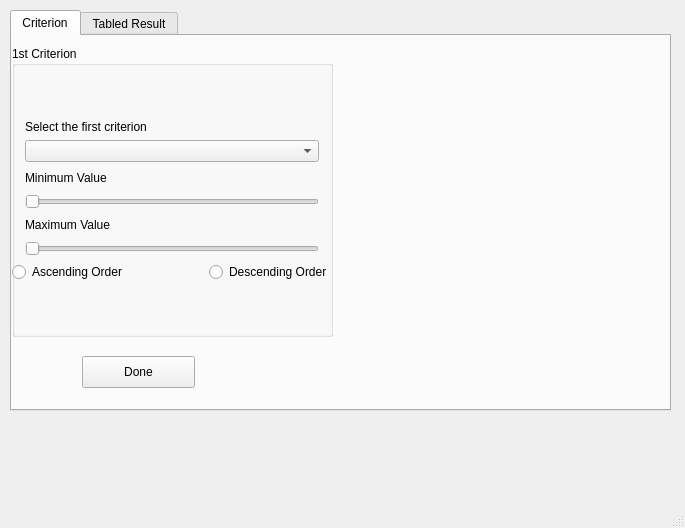
Before: the Qt Designer form InterfaceUI.ui in SeungsuKim/Interlayer-Noise-DSS, drawn with Qt 5.
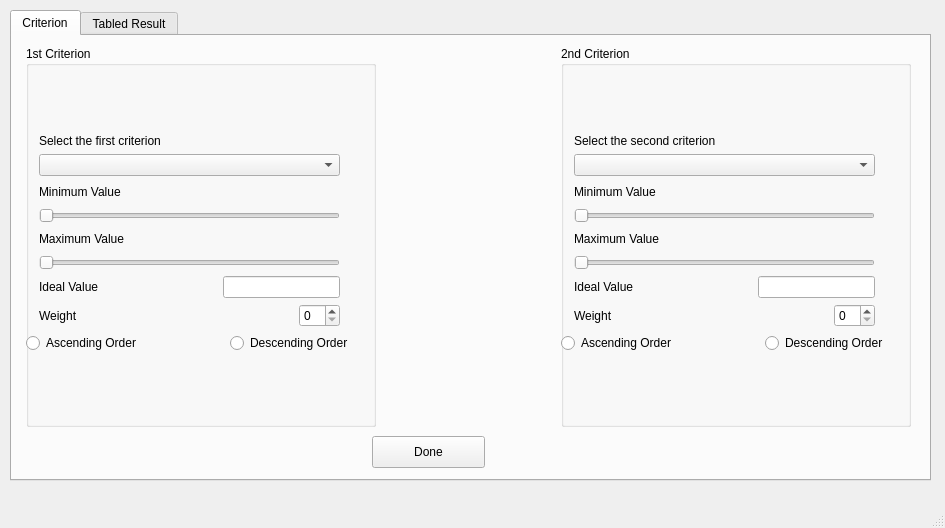
After: the same form once the commit is applied.

Commit message: Do range and ideal setting

Patch:
```diff
--- a/InterfaceUI.ui
+++ b/InterfaceUI.ui
@@ -6,7 +6,7 @@
    <rect>
     <x>0</x>
     <y>0</y>
-    <width>685</width>
+    <width>945</width>
     <height>528</height>
    </rect>
   </property>
@@ -14,15 +14,34 @@
    <string>MainWindow</string>
   </property>
   <widget class="QWidget" name="centralwidget">
+   <widget class="QWidget" name="">
+    <property name="geometry">
+     <rect>
+      <x>0</x>
+      <y>10</y>
+      <width>941</width>
+      <height>471</height>
+     </rect>
+    </property>
+    <layout class="QHBoxLayout" name="horizontalLayout_12">
+     <item>
+      <spacer name="horizontalSpacer_34">
+       <property name="orientation">
+        <enum>Qt::Horizontal</enum>
+       </property>
+       <property name="sizeType">
+        <enum>QSizePolicy::Minimum</enum>
+       </property>
+       <property name="sizeHint" stdset="0">
+        <size>
+         <width>10</width>
+         <height>20</height>
+        </size>
+       </property>
+      </spacer>
+     </item>
+     <item>
    <widget class="QTabWidget" name="tabWidget">
-    <property name="geometry">
-     <rect>
-      <x>10</x>
-      <y>10</y>
-      <width>661</width>
-      <height>401</height>
-     </rect>
-    </property>
     <property name="currentIndex">
      <number>0</number>
     </property>
@@ -30,14 +49,52 @@
      <attribute name="title">
       <string>Criterion</string>
      </attribute>
+        <widget class="QPushButton" name="pushButtonDone">
+         <property name="geometry">
+          <rect>
+           <x>360</x>
+           <y>400</y>
+           <width>113</width>
+           <height>32</height>
+          </rect>
+         </property>
+         <property name="text">
+          <string>Done</string>
+         </property>
+        </widget>
+        <widget class="QWidget" name="">
+         <property name="geometry">
+          <rect>
+           <x>1</x>
+           <y>10</y>
+           <width>911</width>
+           <height>381</height>
+          </rect>
+         </property>
+         <layout class="QHBoxLayout" name="horizontalLayout_11">
+          <item>
+           <spacer name="horizontalSpacer_33">
+            <property name="orientation">
+             <enum>Qt::Horizontal</enum>
+            </property>
+            <property name="sizeType">
+             <enum>QSizePolicy::Minimum</enum>
+            </property>
+            <property name="sizeHint" stdset="0">
+             <size>
+              <width>13</width>
+              <height>20</height>
+             </size>
+            </property>
+           </spacer>
+          </item>
+          <item>
      <widget class="QGroupBox" name="groupBoxFirstCriterion">
-      <property name="geometry">
-       <rect>
-        <x>0</x>
-        <y>10</y>
-        <width>321</width>
-        <height>291</height>
-       </rect>
+            <property name="minimumSize">
+             <size>
+              <width>350</width>
+              <height>0</height>
+             </size>
       </property>
       <property name="title">
        <string>1st Criterion</string>
@@ -46,9 +103,9 @@
        <property name="geometry">
         <rect>
          <x>0</x>
-         <y>24</y>
-         <width>320</width>
-         <height>261</height>
+               <y>25</y>
+               <width>327</width>
+               <height>344</height>
         </rect>
        </property>
        <layout class="QVBoxLayout" name="verticalLayout_4">
@@ -307,6 +364,124 @@
           </item>
          </layout>
         </item>
+              <item>
+               <layout class="QHBoxLayout" name="horizontalLayout_3">
+                <item>
+                 <spacer name="horizontalSpacer_10">
+                  <property name="orientation">
+                   <enum>Qt::Horizontal</enum>
+                  </property>
+                  <property name="sizeType">
+                   <enum>QSizePolicy::Maximum</enum>
+                  </property>
+                  <property name="sizeHint" stdset="0">
+                   <size>
+                    <width>13</width>
+                    <height>20</height>
+                   </size>
+                  </property>
+                 </spacer>
+                </item>
+                <item>
+                 <widget class="QLabel" name="labelFirstCirterionIdealValue">
+                  <property name="text">
+                   <string>Ideal Value</string>
+                  </property>
+                 </widget>
+                </item>
+                <item>
+                 <spacer name="horizontalSpacer_12">
+                  <property name="orientation">
+                   <enum>Qt::Horizontal</enum>
+                  </property>
+                  <property name="sizeHint" stdset="0">
+                   <size>
+                    <width>40</width>
+                    <height>20</height>
+                   </size>
+                  </property>
+                 </spacer>
+                </item>
+                <item>
+                 <widget class="QLineEdit" name="lineFirstCriterionIdealValue"/>
+                </item>
+                <item>
+                 <spacer name="horizontalSpacer_11">
+                  <property name="orientation">
+                   <enum>Qt::Horizontal</enum>
+                  </property>
+                  <property name="sizeType">
+                   <enum>QSizePolicy::Minimum</enum>
+                  </property>
+                  <property name="sizeHint" stdset="0">
+                   <size>
+                    <width>13</width>
+                    <height>20</height>
+                   </size>
+                  </property>
+                 </spacer>
+                </item>
+               </layout>
+              </item>
+              <item>
+               <layout class="QHBoxLayout" name="horizontalLayout_5">
+                <item>
+                 <spacer name="horizontalSpacer_13">
+                  <property name="orientation">
+                   <enum>Qt::Horizontal</enum>
+                  </property>
+                  <property name="sizeType">
+                   <enum>QSizePolicy::Minimum</enum>
+                  </property>
+                  <property name="sizeHint" stdset="0">
+                   <size>
+                    <width>13</width>
+                    <height>20</height>
+                   </size>
+                  </property>
+                 </spacer>
+                </item>
+                <item>
+                 <widget class="QLabel" name="labelFirstCriterionWeight">
+                  <property name="text">
+                   <string>Weight</string>
+                  </property>
+                 </widget>
+                </item>
+                <item>
+                 <spacer name="horizontalSpacer_14">
+                  <property name="orientation">
+                   <enum>Qt::Horizontal</enum>
+                  </property>
+                  <property name="sizeHint" stdset="0">
+                   <size>
+                    <width>40</width>
+                    <height>20</height>
+                   </size>
+                  </property>
+                 </spacer>
+                </item>
+                <item>
+                 <widget class="QSpinBox" name="spinBoxFirstCriterionWeight"/>
+                </item>
+                <item>
+                 <spacer name="horizontalSpacer_15">
+                  <property name="orientation">
+                   <enum>Qt::Horizontal</enum>
+                  </property>
+                  <property name="sizeType">
+                   <enum>QSizePolicy::Minimum</enum>
+                  </property>
+                  <property name="sizeHint" stdset="0">
+                   <size>
+                    <width>13</width>
+                    <height>20</height>
+                   </size>
+                  </property>
+                 </spacer>
+                </item>
+               </layout>
+              </item>
         <item>
          <layout class="QHBoxLayout" name="horizontalLayout">
           <item>
@@ -354,18 +529,482 @@
        </layout>
       </widget>
      </widget>
-     <widget class="QPushButton" name="pushButtonDone">
+          </item>
+          <item>
+           <spacer name="horizontalSpacer_32">
+            <property name="orientation">
+             <enum>Qt::Horizontal</enum>
+            </property>
+            <property name="sizeType">
+             <enum>QSizePolicy::MinimumExpanding</enum>
+            </property>
+            <property name="sizeHint" stdset="0">
+             <size>
+              <width>40</width>
+              <height>20</height>
+             </size>
+            </property>
+           </spacer>
+          </item>
+          <item>
+           <widget class="QGroupBox" name="groupBoxSecondCriterion">
+            <property name="minimumSize">
+             <size>
+              <width>350</width>
+              <height>0</height>
+             </size>
+            </property>
+            <property name="title">
+             <string>2nd Criterion</string>
+            </property>
+            <widget class="QWidget" name="layoutWidget">
       <property name="geometry">
        <rect>
-        <x>70</x>
-        <y>320</y>
-        <width>113</width>
-        <height>32</height>
-       </rect>
-      </property>
+               <x>0</x>
+               <y>25</y>
+               <width>327</width>
+               <height>344</height>
+              </rect>
+             </property>
+             <layout class="QVBoxLayout" name="verticalLayout_5">
+              <item>
+               <spacer name="verticalSpacer_3">
+                <property name="orientation">
+                 <enum>Qt::Vertical</enum>
+                </property>
+                <property name="sizeHint" stdset="0">
+                 <size>
+                  <width>283</width>
+                  <height>13</height>
+                 </size>
+                </property>
+               </spacer>
+              </item>
+              <item>
+               <layout class="QHBoxLayout" name="horizontalLayoutSecondCriterion">
+                <property name="leftMargin">
+                 <number>0</number>
+                </property>
+                <item>
+                 <spacer name="horizontalSpacer_16">
+                  <property name="orientation">
+                   <enum>Qt::Horizontal</enum>
+                  </property>
+                  <property name="sizeType">
+                   <enum>QSizePolicy::Fixed</enum>
+                  </property>
+                  <property name="sizeHint" stdset="0">
+                   <size>
+                    <width>13</width>
+                    <height>20</height>
+                   </size>
+                  </property>
+                 </spacer>
+                </item>
+                <item>
+                 <layout class="QVBoxLayout" name="verticalLayout_6">
+                  <item>
+                   <widget class="QLabel" name="labelSecondCrietrion">
       <property name="text">
-       <string>Done</string>
-      </property>
+                     <string>Select the second criterion</string>
+                    </property>
+                   </widget>
+                  </item>
+                  <item>
+                   <widget class="QComboBox" name="comboBoxSecondCriterion"/>
+                  </item>
+                 </layout>
+                </item>
+                <item>
+                 <spacer name="horizontalSpacer_17">
+                  <property name="orientation">
+                   <enum>Qt::Horizontal</enum>
+                  </property>
+                  <property name="sizeType">
+                   <enum>QSizePolicy::Fixed</enum>
+                  </property>
+                  <property name="sizeHint" stdset="0">
+                   <size>
+                    <width>13</width>
+                    <height>20</height>
+                   </size>
+                  </property>
+                 </spacer>
+                </item>
+               </layout>
+              </item>
+              <item>
+               <layout class="QHBoxLayout" name="horizontalLayoutMinimumSecondCriterion">
+                <item>
+                 <spacer name="horizontalSpacer_18">
+                  <property name="orientation">
+                   <enum>Qt::Horizontal</enum>
+                  </property>
+                  <property name="sizeType">
+                   <enum>QSizePolicy::Minimum</enum>
+                  </property>
+                  <property name="sizeHint" stdset="0">
+                   <size>
+                    <width>13</width>
+                    <height>20</height>
+                   </size>
+                  </property>
+                 </spacer>
+                </item>
+                <item>
+                 <layout class="QVBoxLayout" name="verticalLayout_7">
+                  <item>
+                   <layout class="QHBoxLayout" name="horizontalLayout_6">
+                    <item>
+                     <widget class="QLabel" name="labelMinimumSecondCriterion">
+                      <property name="minimumSize">
+                       <size>
+                        <width>100</width>
+                        <height>20</height>
+                       </size>
+                      </property>
+                      <property name="text">
+                       <string>Minimum Value</string>
+                      </property>
+                     </widget>
+                    </item>
+                    <item>
+                     <spacer name="horizontalSpacer_19">
+                      <property name="orientation">
+                       <enum>Qt::Horizontal</enum>
+                      </property>
+                      <property name="sizeHint" stdset="0">
+                       <size>
+                        <width>40</width>
+                        <height>20</height>
+                       </size>
+                      </property>
+                     </spacer>
+                    </item>
+                    <item>
+                     <widget class="QLabel" name="labelMinimumValueSecondCriterion">
+                      <property name="minimumSize">
+                       <size>
+                        <width>60</width>
+                        <height>20</height>
+                       </size>
+                      </property>
+                      <property name="text">
+                       <string/>
+                      </property>
+                      <property name="alignment">
+                       <set>Qt::AlignRight|Qt::AlignTrailing|Qt::AlignVCenter</set>
+                      </property>
+                     </widget>
+                    </item>
+                   </layout>
+                  </item>
+                  <item>
+                   <widget class="QSlider" name="sliderMinimumSecondCriterion">
+                    <property name="enabled">
+                     <bool>true</bool>
+                    </property>
+                    <property name="orientation">
+                     <enum>Qt::Horizontal</enum>
+                    </property>
+                   </widget>
+                  </item>
+                 </layout>
+                </item>
+                <item>
+                 <spacer name="horizontalSpacer_20">
+                  <property name="orientation">
+                   <enum>Qt::Horizontal</enum>
+                  </property>
+                  <property name="sizeType">
+                   <enum>QSizePolicy::Minimum</enum>
+                  </property>
+                  <property name="sizeHint" stdset="0">
+                   <size>
+                    <width>13</width>
+                    <height>20</height>
+                   </size>
+                  </property>
+                 </spacer>
+                </item>
+               </layout>
+              </item>
+              <item>
+               <layout class="QHBoxLayout" name="horizontalLayoutMaximumSecondCriterion">
+                <item>
+                 <spacer name="horizontalSpacer_21">
+                  <property name="orientation">
+                   <enum>Qt::Horizontal</enum>
+                  </property>
+                  <property name="sizeType">
+                   <enum>QSizePolicy::Minimum</enum>
+                  </property>
+                  <property name="sizeHint" stdset="0">
+                   <size>
+                    <width>13</width>
+                    <height>20</height>
+                   </size>
+                  </property>
+                 </spacer>
+                </item>
+                <item>
+                 <layout class="QVBoxLayout" name="verticalLayout_8">
+                  <item>
+                   <layout class="QHBoxLayout" name="horizontalLayout_7">
+                    <item>
+                     <widget class="QLabel" name="labelMaximumSecondCriterion">
+                      <property name="minimumSize">
+                       <size>
+                        <width>100</width>
+                        <height>20</height>
+                       </size>
+                      </property>
+                      <property name="text">
+                       <string>Maximum Value</string>
+                      </property>
+                     </widget>
+                    </item>
+                    <item>
+                     <spacer name="horizontalSpacer_22">
+                      <property name="orientation">
+                       <enum>Qt::Horizontal</enum>
+                      </property>
+                      <property name="sizeHint" stdset="0">
+                       <size>
+                        <width>40</width>
+                        <height>20</height>
+                       </size>
+                      </property>
+                     </spacer>
+                    </item>
+                    <item>
+                     <widget class="QLabel" name="labelMaximumValueSecondCriterion">
+                      <property name="minimumSize">
+                       <size>
+                        <width>60</width>
+                        <height>20</height>
+                       </size>
+                      </property>
+                      <property name="text">
+                       <string/>
+                      </property>
+                      <property name="alignment">
+                       <set>Qt::AlignRight|Qt::AlignTrailing|Qt::AlignVCenter</set>
+                      </property>
+                     </widget>
+                    </item>
+                   </layout>
+                  </item>
+                  <item>
+                   <widget class="QSlider" name="sliderMaximumSecondCriterion">
+                    <property name="orientation">
+                     <enum>Qt::Horizontal</enum>
+                    </property>
+                   </widget>
+                  </item>
+                 </layout>
+                </item>
+                <item>
+                 <spacer name="horizontalSpacer_23">
+                  <property name="orientation">
+                   <enum>Qt::Horizontal</enum>
+                  </property>
+                  <property name="sizeType">
+                   <enum>QSizePolicy::Minimum</enum>
+                  </property>
+                  <property name="sizeHint" stdset="0">
+                   <size>
+                    <width>13</width>
+                    <height>20</height>
+                   </size>
+                  </property>
+                 </spacer>
+                </item>
+               </layout>
+              </item>
+              <item>
+               <layout class="QHBoxLayout" name="horizontalLayout_8">
+                <item>
+                 <spacer name="horizontalSpacer_24">
+                  <property name="orientation">
+                   <enum>Qt::Horizontal</enum>
+                  </property>
+                  <property name="sizeType">
+                   <enum>QSizePolicy::Maximum</enum>
+                  </property>
+                  <property name="sizeHint" stdset="0">
+                   <size>
+                    <width>13</width>
+                    <height>20</height>
+                   </size>
+                  </property>
+                 </spacer>
+                </item>
+                <item>
+                 <widget class="QLabel" name="labelSecondCirterionIdealValue">
+                  <property name="text">
+                   <string>Ideal Value</string>
+                  </property>
+                 </widget>
+                </item>
+                <item>
+                 <spacer name="horizontalSpacer_25">
+                  <property name="orientation">
+                   <enum>Qt::Horizontal</enum>
+                  </property>
+                  <property name="sizeHint" stdset="0">
+                   <size>
+                    <width>40</width>
+                    <height>20</height>
+                   </size>
+                  </property>
+                 </spacer>
+                </item>
+                <item>
+                 <widget class="QLineEdit" name="lineSecondCriterionIdealValue"/>
+                </item>
+                <item>
+                 <spacer name="horizontalSpacer_26">
+                  <property name="orientation">
+                   <enum>Qt::Horizontal</enum>
+                  </property>
+                  <property name="sizeType">
+                   <enum>QSizePolicy::Minimum</enum>
+                  </property>
+                  <property name="sizeHint" stdset="0">
+                   <size>
+                    <width>13</width>
+                    <height>20</height>
+                   </size>
+                  </property>
+                 </spacer>
+                </item>
+               </layout>
+              </item>
+              <item>
+               <layout class="QHBoxLayout" name="horizontalLayout_9">
+                <item>
+                 <spacer name="horizontalSpacer_27">
+                  <property name="orientation">
+                   <enum>Qt::Horizontal</enum>
+                  </property>
+                  <property name="sizeType">
+                   <enum>QSizePolicy::Minimum</enum>
+                  </property>
+                  <property name="sizeHint" stdset="0">
+                   <size>
+                    <width>13</width>
+                    <height>20</height>
+                   </size>
+                  </property>
+                 </spacer>
+                </item>
+                <item>
+                 <widget class="QLabel" name="labelSecondCriterionWeight">
+                  <property name="text">
+                   <string>Weight</string>
+                  </property>
+                 </widget>
+                </item>
+                <item>
+                 <spacer name="horizontalSpacer_28">
+                  <property name="orientation">
+                   <enum>Qt::Horizontal</enum>
+                  </property>
+                  <property name="sizeHint" stdset="0">
+                   <size>
+                    <width>40</width>
+                    <height>20</height>
+                   </size>
+                  </property>
+                 </spacer>
+                </item>
+                <item>
+                 <widget class="QSpinBox" name="spinBoxSecondCriterionWeight"/>
+                </item>
+                <item>
+                 <spacer name="horizontalSpacer_29">
+                  <property name="orientation">
+                   <enum>Qt::Horizontal</enum>
+                  </property>
+                  <property name="sizeType">
+                   <enum>QSizePolicy::Minimum</enum>
+                  </property>
+                  <property name="sizeHint" stdset="0">
+                   <size>
+                    <width>13</width>
+                    <height>20</height>
+                   </size>
+                  </property>
+                 </spacer>
+                </item>
+               </layout>
+              </item>
+              <item>
+               <layout class="QHBoxLayout" name="horizontalLayout_10">
+                <item>
+                 <widget class="QRadioButton" name="radioButtonSecondCriterionAscendingOrder">
+                  <property name="text">
+                   <string>Ascending Order</string>
+                  </property>
+                 </widget>
+                </item>
+                <item>
+                 <spacer name="horizontalSpacer_30">
+                  <property name="orientation">
+                   <enum>Qt::Horizontal</enum>
+                  </property>
+                  <property name="sizeHint" stdset="0">
+                   <size>
+                    <width>40</width>
+                    <height>20</height>
+                   </size>
+                  </property>
+                 </spacer>
+                </item>
+                <item>
+                 <widget class="QRadioButton" name="radioButtonSecondCriterionDescendingOrder">
+                  <property name="text">
+                   <string>Descending Order</string>
+                  </property>
+                 </widget>
+                </item>
+               </layout>
+              </item>
+              <item>
+               <spacer name="verticalSpacer_4">
+                <property name="orientation">
+                 <enum>Qt::Vertical</enum>
+                </property>
+                <property name="sizeHint" stdset="0">
+                 <size>
+                  <width>283</width>
+                  <height>13</height>
+                 </size>
+                </property>
+               </spacer>
+              </item>
+             </layout>
+            </widget>
+           </widget>
+          </item>
+          <item>
+           <spacer name="horizontalSpacer_31">
+            <property name="orientation">
+             <enum>Qt::Horizontal</enum>
+            </property>
+            <property name="sizeType">
+             <enum>QSizePolicy::Minimum</enum>
+            </property>
+            <property name="sizeHint" stdset="0">
+             <size>
+              <width>13</width>
+              <height>20</height>
+             </size>
+            </property>
+           </spacer>
+          </item>
+         </layout>
      </widget>
     </widget>
     <widget class="QWidget" name="tabTableResult">
@@ -383,6 +1022,25 @@
       </property>
      </widget>
     </widget>
+      </widget>
+     </item>
+     <item>
+      <spacer name="horizontalSpacer_35">
+       <property name="orientation">
+        <enum>Qt::Horizontal</enum>
+       </property>
+       <property name="sizeType">
+        <enum>QSizePolicy::Minimum</enum>
+       </property>
+       <property name="sizeHint" stdset="0">
+        <size>
+         <width>10</width>
+         <height>20</height>
+        </size>
+       </property>
+      </spacer>
+     </item>
+    </layout>
    </widget>
   </widget>
   <widget class="QMenuBar" name="menubar">
```
Left out of the diff: 10 changed lines with no effect on the pictures. Lines whose indentation alone changed are shown as unchanged. The commit also changes 4 other files.
